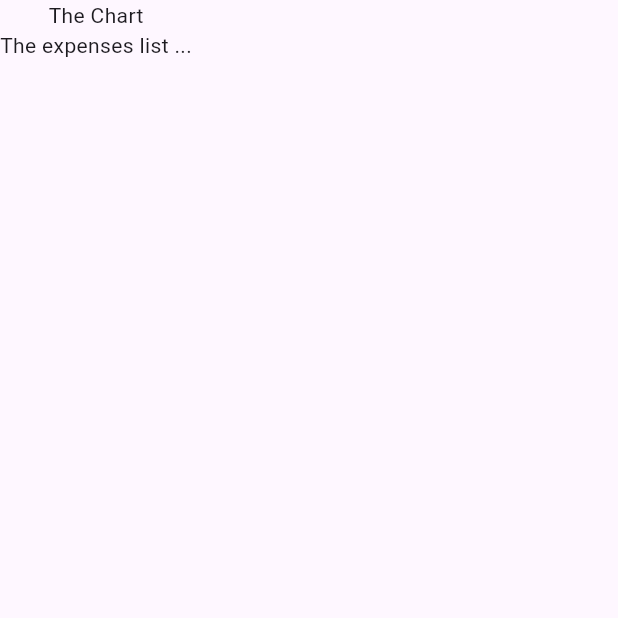
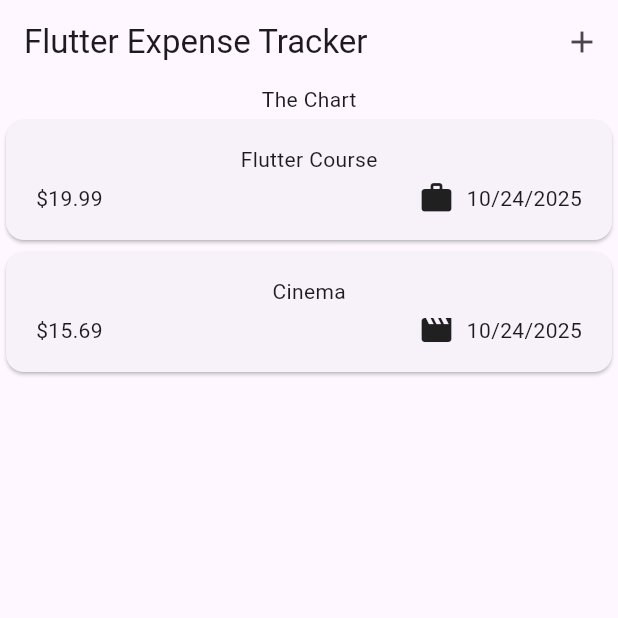
Before and after one commit to jvcarpena/expense-tracker-app, a Flutter app: the screen it shows after launch, on a phone screen of 412 x 824 dp, the top half of it. Run offline on Flutter 3.47's test engine with Material 3 defaults, Android fonts, the phone set to English and light mode, and no system bars.

Commit message:
added the modal overlay to add new expense class. also modified the code to properly display the expense class in the screen using the card widget and listview.builder()

```diff
--- a/lib/main.dart
+++ b/lib/main.dart
@@ -1,4 +1,4 @@
-import 'package:expense_tracker/expenses.dart';
+import 'package:expense_tracker/widgets/expenses.dart';
 import 'package:flutter/material.dart';
 
 void main() {
--- a/lib/models/expense.dart
+++ b/lib/models/expense.dart
@@ -1,4 +1,8 @@
+import 'package:flutter/material.dart';
 import 'package:uuid/uuid.dart';
+import 'package:intl/intl.dart';
+
+final formatter = DateFormat.yMd();
 
 const uuid = Uuid();
 
@@ -8,6 +12,13 @@ enum Category {
   leisure,
   work,
 }
+
+const categoryIcons = {
+  Category.food: Icons.lunch_dining,
+  Category.travel: Icons.flight_takeoff,
+  Category.leisure: Icons.movie,
+  Category.work: Icons.work,
+};
 
 class Expense {
   Expense({
@@ -22,4 +33,8 @@ class Expense {
   final double amount;
   final DateTime date;
   final Category category;
+
+  String get formattedDate {
+    return formatter.format(date);
+  }
 }
--- a/lib/expenses.dart
+++ b/lib/widgets/expenses.dart
@@ -1,4 +1,6 @@
+import 'package:expense_tracker/widgets/expenses_list/expenses_list.dart';
 import 'package:expense_tracker/models/expense.dart';
+import 'package:expense_tracker/widgets/new_expense.dart';
 import 'package:flutter/material.dart';
 
 class Expenses extends StatefulWidget {
@@ -24,13 +26,31 @@ class _ExpensesState extends State<Expenses> {
     ),
   ];
 
+  void _openAddExpenseOverlay() {
+    showModalBottomSheet(
+      context: context,
+      builder: (ctx) => NewExpense(),
+    );
+  }
+
   @override
   Widget build(BuildContext context) {
     return Scaffold(
+      appBar: AppBar(
+        title: const Text('Flutter Expense Tracker'),
+        actions: [
+          IconButton(
+            onPressed: _openAddExpenseOverlay,
+            icon: const Icon(Icons.add),
+          ),
+        ],
+      ),
       body: Column(
         children: [
           Text('The Chart'),
-          Text('The expenses list ...'),
+          Expanded(
+            child: ExpensesList(expenses: _registeredExpenses),
+          ),
         ],
       ),
     );
--- /dev/null
+++ b/lib/widgets/expenses_list/expense_item.dart
@@ -0,0 +1,39 @@
+import 'package:expense_tracker/models/expense.dart';
+import 'package:flutter/material.dart';
+
+class ExpenseItem extends StatelessWidget {
+  const ExpenseItem({super.key, required this.expense});
+
+  final Expense expense;
+
+  @override
+  Widget build(BuildContext context) {
+    return Card(
+      child: Padding(
+        padding: const EdgeInsets.symmetric(
+          horizontal: 20,
+          vertical: 16,
+        ),
+        child: Column(
+          children: [
+            Text(expense.title),
+            const SizedBox(height: 4),
+            Row(
+              children: [
+                Text('\$${expense.amount.toStringAsFixed(2)}'),
+                const Spacer(),
+                Row(
+                  children: [
+                    Icon(categoryIcons[expense.category]),
+                    const SizedBox(width: 8),
+                    Text(expense.formattedDate),
+                  ],
+                ),
+              ],
+            ),
+          ],
+        ),
+      ),
+    );
+  }
+}
--- /dev/null
+++ b/lib/widgets/expenses_list/expenses_list.dart
@@ -0,0 +1,17 @@
+import 'package:expense_tracker/models/expense.dart';
+import 'package:expense_tracker/widgets/expenses_list/expense_item.dart';
+import 'package:flutter/material.dart';
+
+class ExpensesList extends StatelessWidget {
+  const ExpensesList({super.key, required this.expenses});
+
+  final List<Expense> expenses;
+
+  @override
+  Widget build(BuildContext context) {
+    return ListView.builder(
+      itemCount: expenses.length,
+      itemBuilder: (ctx, index) => ExpenseItem(expense: expenses[index]),
+    );
+  }
+}
--- /dev/null
+++ b/lib/widgets/new_expense.dart
@@ -0,0 +1,27 @@
+import 'package:flutter/material.dart';
+
+class NewExpense extends StatefulWidget {
+  const NewExpense({super.key});
+
+  @override
+  State<NewExpense> createState() => _NewExpenseState();
+}
+
+class _NewExpenseState extends State<NewExpense> {
+  @override
+  Widget build(BuildContext context) {
+    return Padding(
+      padding: EdgeInsets.all(16),
+      child: Column(
+        children: [
+          TextField(
+            maxLength: 50,
+            decoration: InputDecoration(
+              label: Text('Title'),
+            ),
+          ),
+        ],
+      ),
+    );
+  }
+}
--- a/pubspec.yaml
+++ b/pubspec.yaml
@@ -36,6 +36,7 @@ dependencies:
   cupertino_icons: ^1.0.8
   google_fonts: ^6.3.2
   uuid: ^4.5.1
+  intl: ^0.20.2
 
 dev_dependencies:
   flutter_test:
```
Also changed, not shown: pubspec.lock.
